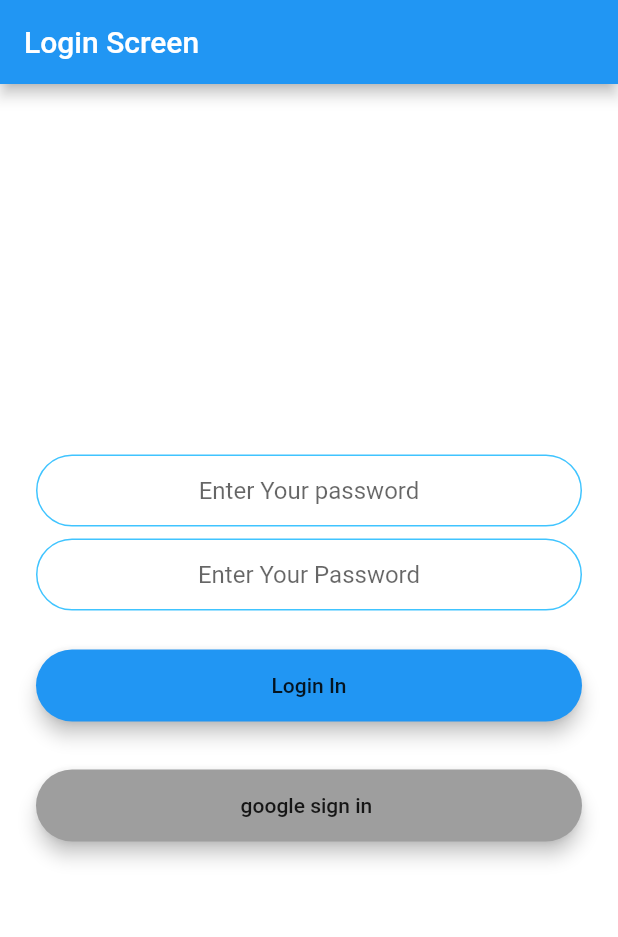
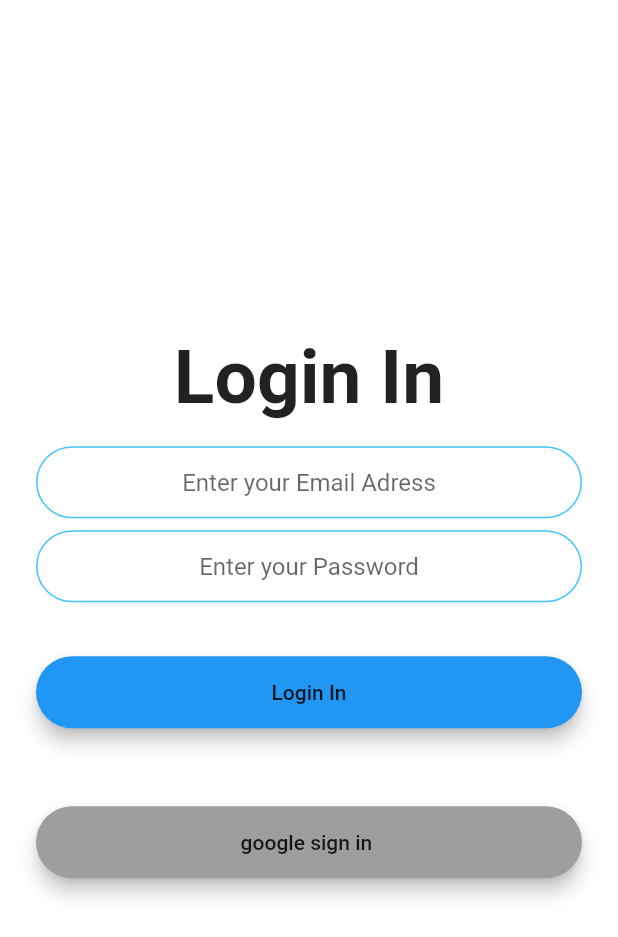
Before and after one commit to araval11/stock_management, a Flutter app: the screen it shows after launch, on a phone screen of 412 x 824 dp. Shown: the top 937 px of the screen. Run offline on Flutter 3.47's test engine with Material 2 defaults, Android fonts, the phone set to English and light mode, and no system bars; our stand-ins replace firebase_auth, firebase_core, google_sign_in, shared_preferences; missing offline and left inert: dart:ffi; accounts and stored records are empty.

Commit message:
Login process done with google sign in

```diff
--- a/lib/main.dart
+++ b/lib/main.dart
@@ -1,8 +1,10 @@
+import 'package:firebase_core/firebase_core.dart';
 import 'package:flutter/material.dart';
-import 'login_screen.dart';
+import 'package:stock_management/screens/splash_screen.dart';
 
-void main() {
+void main() async {
   runApp(const MyApp());
+  await Firebase.initializeApp();
 }
 
 class MyApp extends StatelessWidget {
@@ -12,7 +14,7 @@ class MyApp extends StatelessWidget {
   Widget build(BuildContext context) {
     return MaterialApp(
       debugShowCheckedModeBanner: false,
-      home: LoginScreen(),
+      home: SplashScreen(),
     );
   }
 }
--- a/lib/login_screen.dart
+++ b/lib/screens/login_screen.dart
@@ -1,28 +1,51 @@
+import 'package:firebase_auth/firebase_auth.dart';
 import 'package:flutter/material.dart';
 import 'package:google_sign_in/google_sign_in.dart';
-import 'package:stock_management/home_screen.dart';
+import 'package:stock_management/screens/home_screen.dart';
+import 'package:stock_management/utilities/constants.dart';
 
 class LoginScreen extends StatefulWidget {
-  const LoginScreen({Key? key}) : super(key: key);
-
   @override
   State<LoginScreen> createState() => _LoginScreenState();
 }
 
 class _LoginScreenState extends State<LoginScreen> {
   GoogleSignInAccount? user;
-  @override
-  void initState() {
-    super.initState();
+  GoogleSignInAuthentication? googleauth;
+  final _auth = FirebaseAuth.instance;
+  late String email;
+  late String password;
+
+  void authentication() async {
+    try {
+      final user = await _auth.signInWithEmailAndPassword(
+          email: email, password: password);
+      if (user != null) {
+        Navigator.push(context, MaterialPageRoute(builder: (_) {
+          return HomeScreen(email: email, name: password);
+        }));
+      } else {
+        Navigator.push(context, MaterialPageRoute(builder: (_) {
+          return LoginScreen();
+        }));
+      }
+    } catch (e) {
+      final snackBar = SnackBar(
+        content: const Text('You had entered wrong credentials!!'),
+        action: SnackBarAction(
+          label: 'OK',
+          onPressed: () {
+            setState(() {});
+          },
+        ),
+      );
+      ScaffoldMessenger.of(context).showSnackBar(snackBar);
+    }
   }
 
   @override
   Widget build(BuildContext context) {
     return Scaffold(
-      appBar: AppBar(
-        title: Text('Login Screen'),
-        backgroundColor: Colors.blue,
-      ),
       backgroundColor: Colors.white,
       body: Center(
         child: SingleChildScrollView(
@@ -34,57 +57,38 @@ class _LoginScreenState extends State<LoginScreen> {
                   mainAxisAlignment: MainAxisAlignment.center,
                   crossAxisAlignment: CrossAxisAlignment.stretch,
                   children: <Widget>[
-                    TextField(
-                      textAlign: TextAlign.center,
-                      keyboardType: TextInputType.emailAddress,
-                      onChanged: (value) {},
-                      decoration: InputDecoration(
-                        hintText: 'Enter Your password',
-                        contentPadding: EdgeInsets.symmetric(
-                            vertical: 10.0, horizontal: 20.0),
-                        border: OutlineInputBorder(
-                          borderRadius: BorderRadius.all(Radius.circular(32.0)),
-                        ),
-                        enabledBorder: OutlineInputBorder(
-                          borderSide: BorderSide(
-                              color: Colors.lightBlueAccent, width: 1.0),
-                          borderRadius: BorderRadius.all(Radius.circular(32.0)),
-                        ),
-                        focusedBorder: OutlineInputBorder(
-                          borderSide: BorderSide(
-                              color: Colors.lightBlueAccent, width: 2.0),
-                          borderRadius: BorderRadius.all(Radius.circular(32.0)),
-                        ),
+                    Center(
+                      child: Text(
+                        'Login In',
+                        style: TextStyle(
+                            fontSize: 50.0, fontWeight: FontWeight.bold),
                       ),
                     ),
+                    SizedBox(
+                      height: 16.0,
+                    ),
+                    TextField(
+                        textAlign: TextAlign.center,
+                        keyboardType: TextInputType.emailAddress,
+                        onChanged: (value) {
+                          email = value;
+                        },
+                        decoration: ktextfielddecoration.copyWith(
+                            hintText: 'Enter your Email Adress')),
                     SizedBox(
                       height: 8.0,
                     ),
                     TextField(
                       textAlign: TextAlign.center,
                       obscureText: true,
-                      onChanged: (value) {},
-                      decoration: InputDecoration(
-                        hintText: 'Enter Your Password',
-                        contentPadding: EdgeInsets.symmetric(
-                            vertical: 10.0, horizontal: 20.0),
-                        border: OutlineInputBorder(
-                          borderRadius: BorderRadius.all(Radius.circular(32.0)),
-                        ),
-                        enabledBorder: OutlineInputBorder(
-                          borderSide: BorderSide(
-                              color: Colors.lightBlueAccent, width: 1.0),
-                          borderRadius: BorderRadius.all(Radius.circular(32.0)),
-                        ),
-                        focusedBorder: OutlineInputBorder(
-                          borderSide: BorderSide(
-                              color: Colors.lightBlueAccent, width: 2.0),
-                          borderRadius: BorderRadius.all(Radius.circular(32.0)),
-                        ),
-                      ),
+                      onChanged: (value) {
+                        password = value;
+                      },
+                      decoration: ktextfielddecoration.copyWith(
+                          hintText: 'Enter your Password'),
                     ),
                     SizedBox(
-                      height: 10.0,
+                      height: 20.0,
                     ),
                     Padding(
                       padding: EdgeInsets.symmetric(vertical: 16.0),
@@ -93,7 +97,11 @@ class _LoginScreenState extends State<LoginScreen> {
                         borderRadius: BorderRadius.circular(30.0),
                         elevation: 5.0,
                         child: MaterialButton(
-                          onPressed: () {},
+                          onPressed: () {
+                            setState(() {
+                              authentication();
+                            });
+                          },
                           minWidth: 200.0,
                           height: 42.0,
                           child: Text(
@@ -101,6 +109,9 @@ class _LoginScreenState extends State<LoginScreen> {
                           ),
                         ),
                       ),
+                    ),
+                    SizedBox(
+                      height: 20.0,
                     ),
                     Padding(
                       padding: EdgeInsets.symmetric(vertical: 16.0),
@@ -110,9 +121,18 @@ class _LoginScreenState extends State<LoginScreen> {
                         elevation: 5.0,
                         child: MaterialButton(
                           onPressed: () async {
-                            final googleUser = await GoogleSignIn().signIn();
-                            if (googleUser == null) return;
-                            user = googleUser;
+                            user = await GoogleSignIn().signIn();
+                            googleauth = await user!.authentication;
+                            final OAuthCredential googlecredential =
+                                GoogleAuthProvider.credential(
+                              accessToken: googleauth!.accessToken,
+                              idToken: googleauth!.idToken,
+                            );
+                            final User? googleuserCredential = (await _auth
+                                    .signInWithCredential(googlecredential))
+                                .user;
+                            email = user!.email.toString();
+
                             Navigator.pushAndRemoveUntil(
                               context,
                               MaterialPageRoute(builder: (_) {
--- /dev/null
+++ b/lib/utilities/constants.dart
@@ -0,0 +1,17 @@
+import 'package:flutter/material.dart';
+
+const ktextfielddecoration = InputDecoration(
+  hintText: 'Enter a value',
+  contentPadding: EdgeInsets.symmetric(vertical: 10.0, horizontal: 20.0),
+  border: OutlineInputBorder(
+    borderRadius: BorderRadius.all(Radius.circular(32.0)),
+  ),
+  enabledBorder: OutlineInputBorder(
+    borderSide: BorderSide(color: Colors.lightBlueAccent, width: 1.0),
+    borderRadius: BorderRadius.all(Radius.circular(32.0)),
+  ),
+  focusedBorder: OutlineInputBorder(
+    borderSide: BorderSide(color: Colors.lightBlueAccent, width: 2.0),
+    borderRadius: BorderRadius.all(Radius.circular(32.0)),
+  ),
+);
--- a/pubspec.yaml
+++ b/pubspec.yaml
@@ -38,6 +38,7 @@ dependencies:
   firebase_auth: ^3.3.14
   cloud_firestore: ^3.1.12
   google_sign_in: ^5.2.3
+  shared_preferences: ^2.0.13
 
 dev_dependencies:
   flutter_test:
```
Also changed, not shown: lib/home_screen.dart (deleted, +0 -29 lines), lib/screens/home_screen.dart (added, +75 -0 lines), lib/screens/splash_screen.dart (added, +66 -0 lines), pubspec.lock.
